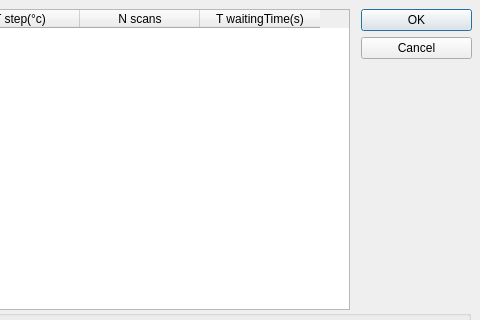
First picture: the form in UI/DAQ_Tool/MS/intervals.ui, repository SESAME-Synchrotron/MS-XPD-ScanTool, before the edit; both pictures show x 770 to 1250 and y 0 to 320 of the 1250 by 505 pixel window.
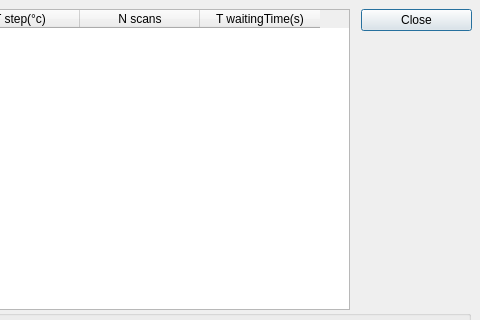
Second picture: the form after the edit. Custom widgets are drawn as their Qt base class.

```diff
--- a/UI/DAQ_Tool/MS/intervals.ui
+++ b/UI/DAQ_Tool/MS/intervals.ui
@@ -19,7 +19,7 @@
      <x>1131</x>
      <y>9</y>
      <width>111</width>
-     <height>54</height>
+     <height>31</height>
     </rect>
    </property>
    <property name="sizePolicy">
@@ -35,7 +35,7 @@
     <enum>Qt::Vertical</enum>
    </property>
    <property name="standardButtons">
-    <set>QDialogButtonBox::Cancel|QDialogButtonBox::Ok</set>
+    <set>QDialogButtonBox::Close</set>
    </property>
    <property name="centerButtons">
     <bool>false</bool>
```
